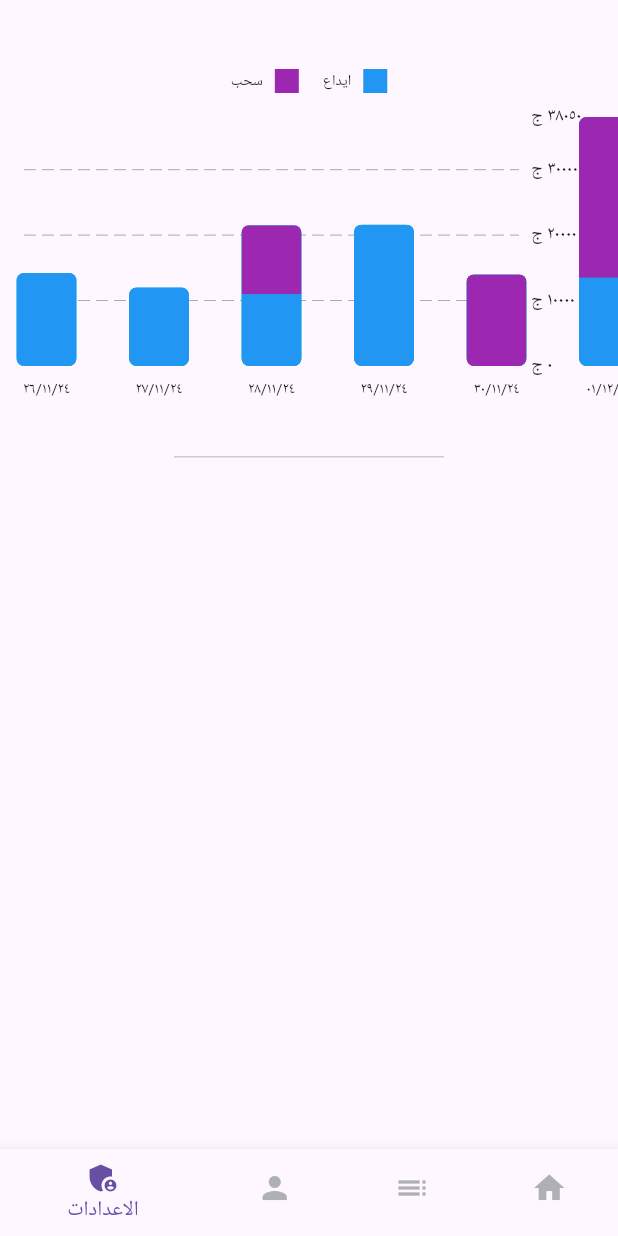
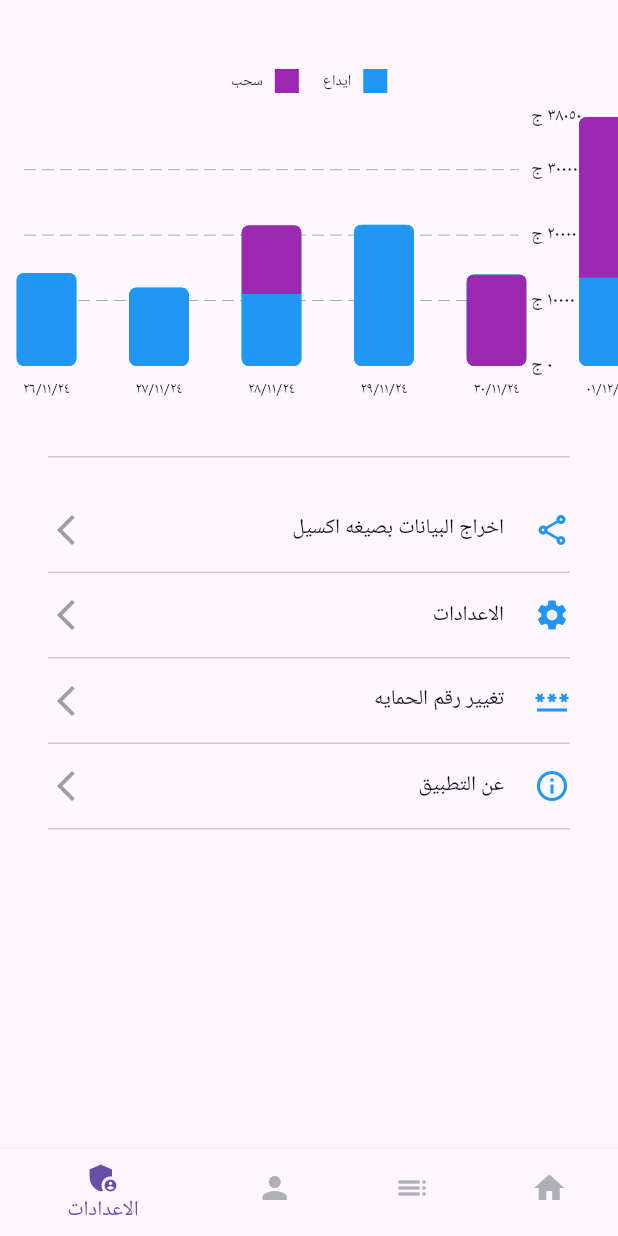
Before and after one commit to AliAshrafAnwaar/transaction_app, a Flutter app: the screen it shows after launch, item 4 of the bottom bar chosen, on a phone screen of 412 x 824 dp. Run offline on Flutter 3.47's test engine with Material 3 defaults, Android fonts, the phone set to English and light mode, and no system bars; drawn by our look-alikes of fl_chart; our stand-ins replace file_picker, flutter_riverpod, permission_handler, riverpod_annotation; missing offline and left inert: excel, omni_datetime_picker; generated files the repository leaves out were written again.

Commit message:
Added some inhancements in the TextFeild, admin screen

```diff
--- a/lib/data/services/excel_services.dart
+++ b/lib/data/services/excel_services.dart
@@ -1,6 +1,5 @@
 import 'dart:io';
 import 'package:excel/excel.dart';
-import 'package:path_provider/path_provider.dart';
 import 'package:permission_handler/permission_handler.dart';
 import 'package:transaction_app/data/model/client.dart';
 import 'package:file_picker/file_picker.dart';
--- a/lib/features/admin/admin.dart
+++ b/lib/features/admin/admin.dart
@@ -1,5 +1,7 @@
 import 'package:flutter/material.dart';
 import 'package:transaction_app/features/admin/chart.dart';
+import 'package:transaction_app/features/admin/separator.dart';
+import 'package:transaction_app/features/admin/stlyled_text_icon_button.dart';
 
 class AdminPage extends StatefulWidget {
   @override
@@ -58,22 +60,32 @@ class _AdminPageState extends State<AdminPage> {
                   maxWidth: (screenWidth > 1000) ? 1000 : screenWidth,
                   maxHeight: screenHeight > 500 ? 500 : screenHeight,
                 ),
-                child: Chart(),
+                child: const Chart(),
               ),
               const SizedBox(height: 20),
-              SizedBox(
-                height: 1, // Thickness
-                width: double.infinity, // Full width
-                child: Padding(
-                  padding: const EdgeInsets.only(left: 100, right: 100),
-                  child: DecoratedBox(
-                    decoration:
-                        BoxDecoration(color: Colors.grey.withOpacity(0.5)),
-                  ),
-                ),
-              ),
+              const Separator(),
               const SizedBox(height: 20),
               // Additional settings or widgets can be added here
+              const StlyledTextIconButton(
+                text: 'اخراج البيانات بصيغه اكسيل',
+                icon: Icons.share_outlined,
+              ),
+              const Separator(),
+              const StlyledTextIconButton(
+                text: 'الاعدادات',
+                icon: Icons.settings,
+              ),
+              const Separator(),
+              const StlyledTextIconButton(
+                text: 'تغيير رقم الحمايه',
+                icon: Icons.password,
+              ),
+              const Separator(),
+              const StlyledTextIconButton(
+                text: 'عن التطبيق',
+                icon: Icons.info_outline,
+              ),
+              const Separator(),
             ],
           ),
         ),
--- /dev/null
+++ b/lib/features/admin/separator.dart
@@ -0,0 +1,19 @@
+import 'package:flutter/material.dart';
+
+class Separator extends StatelessWidget {
+  const Separator({super.key});
+
+  @override
+  Widget build(BuildContext context) {
+    return SizedBox(
+      height: 1, // Thickness
+      width: double.infinity, // Full width
+      child: Padding(
+        padding: const EdgeInsets.symmetric(horizontal: 16),
+        child: DecoratedBox(
+          decoration: BoxDecoration(color: Colors.grey.withOpacity(0.5)),
+        ),
+      ),
+    );
+  }
+}
--- /dev/null
+++ b/lib/features/admin/stlyled_text_icon_button.dart
@@ -0,0 +1,58 @@
+import 'package:flutter/material.dart';
+import 'package:transaction_app/core/app_colors.dart';
+
+class StlyledTextIconButton extends StatelessWidget {
+  const StlyledTextIconButton(
+      {super.key, required this.text, required this.icon});
+
+  final String text;
+  final IconData icon;
+
+  @override
+  Widget build(BuildContext context) {
+    ValueNotifier<bool> isPressed = ValueNotifier<bool>(false);
+    return GestureDetector(
+      onTapDown: (_) => isPressed.value = true, // Apply filter on press
+      onTapUp: (_) {
+        isPressed.value = false; // Remove filter on release
+      },
+      child: ValueListenableBuilder(
+        valueListenable: isPressed,
+        builder: (context, value, child) {
+          return AnimatedContainer(
+            duration: const Duration(milliseconds: 100),
+            decoration: BoxDecoration(
+              color: value
+                  ? Colors.grey.withOpacity(0.3)
+                  : Colors.transparent, // Overlay color
+              borderRadius: BorderRadius.circular(8), // Optional: Rounded edges
+              gradient: LinearGradient(colors: [
+                Colors.grey.withOpacity(0.1),
+                Colors.grey.withOpacity(0.5),
+                Colors.grey.withOpacity(0.1),
+              ], begin: Alignment.centerLeft, end: Alignment.centerRight),
+            ),
+            child: child,
+          );
+        },
+        child: Padding(
+          padding: const EdgeInsets.symmetric(horizontal: 16, vertical: 16),
+          child: Row(
+            children: [
+              Icon(icon, color: Colors.blue),
+              const SizedBox(
+                width: 20,
+              ),
+              Text(
+                text,
+                style: const TextStyle(color: AppColors.primaryText),
+              ),
+              const Expanded(child: const SizedBox()),
+              Icon(Icons.arrow_forward_ios, color: Colors.grey)
+            ],
+          ),
+        ),
+      ),
+    );
+  }
+}
--- a/lib/features/client/clients_screen.dart
+++ b/lib/features/client/clients_screen.dart
@@ -2,6 +2,7 @@ import 'package:flutter_riverpod/flutter_riverpod.dart';
 import 'package:flutter/material.dart';
 import 'package:transaction_app/core/app_colors.dart';
 import 'package:transaction_app/data/model/client.dart';
+import 'package:transaction_app/features/admin/separator.dart';
 import 'package:transaction_app/features/client/client_transactions.dart';
 import 'package:transaction_app/providers/client_provider.dart';
 
@@ -92,8 +93,6 @@ class _ClientsScreenState extends ConsumerState<ClientsScreen> {
             ),
           ),
           const SizedBox(height: 5),
-          const Icon(Icons.more_horiz),
-          const SizedBox(height: 5),
 
           // Client List
           Expanded(
--- a/lib/features/shared/styled_textField.dart
+++ b/lib/features/shared/styled_textField.dart
@@ -73,6 +73,8 @@ class _StyledTextFieldState extends State<StyledTextField> {
     return Padding(
       padding: const EdgeInsets.symmetric(vertical: 8),
       child: TextFormField(
+        cursorColor: Colors.deepPurple,
+        cursorErrorColor: Colors.deepPurple,
         style: Theme.of(context).textTheme.bodyMedium,
         controller: widget.controller,
         readOnly: widget.options != null ||
@@ -80,17 +82,13 @@ class _StyledTextFieldState extends State<StyledTextField> {
                 true, // Make it read-only if options are provided
         validator: (value) {
           if (value == null || value.isEmpty) {
-            return 'Please enter ${widget.hint}';
-          } else if (value.length < 3 && widget.hint == "Full Name") {
-            return 'Please enter at least 3 in ${widget.hint}';
-          } else if (widget.hint == "E-mail" &&
-              !value.toLowerCase().contains('.com')) {
-            return "Invalid Email";
-          } else if (widget.hint == "Password" && value.length < 8) {
-            return "${widget.hint} must be at least 8 digits";
-          } else if (widget.hint == "Confirm Password" &&
-              widget.password?.text != value) {
-            return ("Doesn't match");
+            return 'برجاء ادخال ${widget.hint}';
+          } else if (value.length < 3 && widget.hint == "الاسم") {
+            return 'برجاء ادخال علي الاقل 3 في ${widget.hint}';
+          } else if (value.length < 10 && widget.hint == "رقم الهاتف") {
+            return '${widget.hint} غير صحيح ';
+          } else if (value.contains("+") && widget.hint == "رقم الهاتف") {
+            return '${widget.hint} يبدأ ب 01';
           }
           return null;
         },
@@ -101,7 +99,7 @@ class _StyledTextFieldState extends State<StyledTextField> {
               const EdgeInsets.symmetric(vertical: 10.0, horizontal: 15.0),
           labelStyle: Theme.of(context).textTheme.headlineMedium,
           hintStyle: Theme.of(context).textTheme.bodySmall,
-          errorStyle: Theme.of(context).textTheme.bodyLarge,
+          errorStyle: TextStyle(color: Colors.red),
           prefixIcon: Icon(
             widget.icon,
             color: AppColors.hintColor,
--- a/lib/features/transaction/all_transactions.dart
+++ b/lib/features/transaction/all_transactions.dart
@@ -61,8 +61,6 @@ class _AllTransactionsState extends State<AllTransactions> {
             ),
           ),
           const SizedBox(height: 5),
-          const Icon(Icons.more_horiz),
-          const SizedBox(height: 5),
 
           // Transaction List
           Expanded(
--- a/lib/main.dart
+++ b/lib/main.dart
@@ -2,8 +2,6 @@ import 'package:flutter/material.dart';
 import 'package:flutter_localizations/flutter_localizations.dart';
 import 'package:flutter_riverpod/flutter_riverpod.dart';
 import 'package:transaction_app/features/application.dart';
-import 'package:transaction_app/test.dart';
-
 // put the date parameter in the transaction
 // put the conditions to check number and user in the register
 
```
